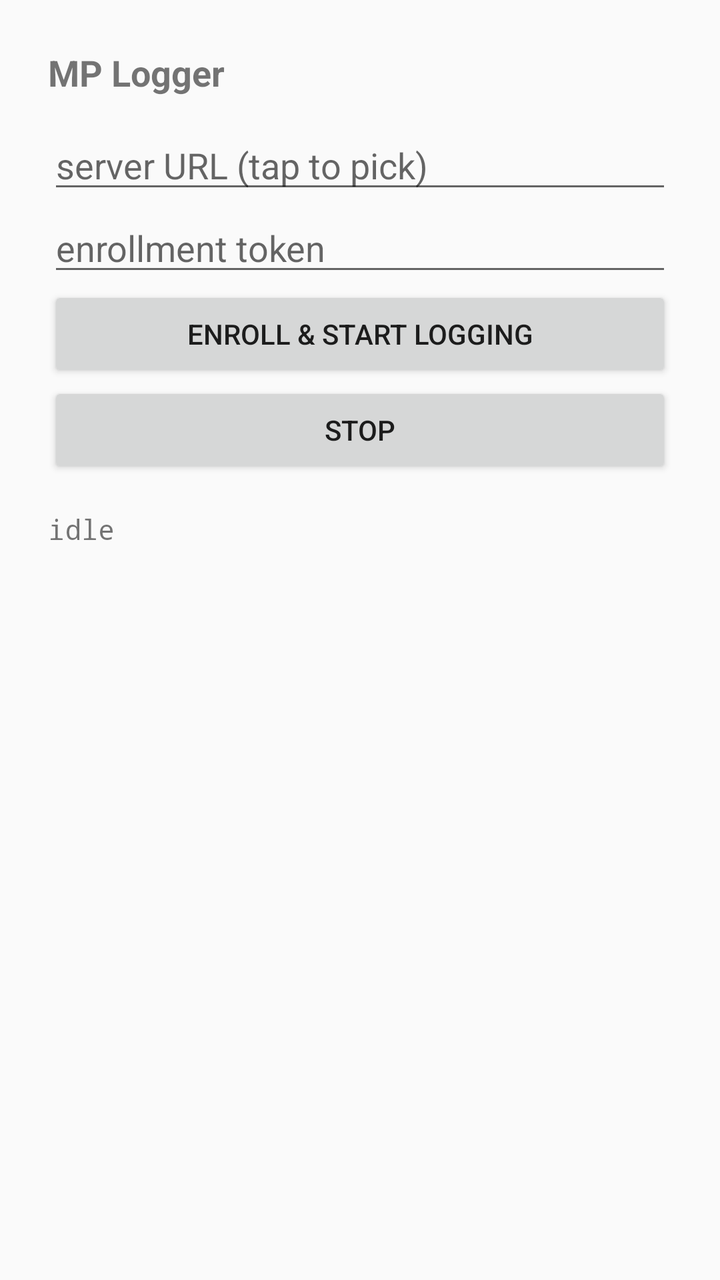
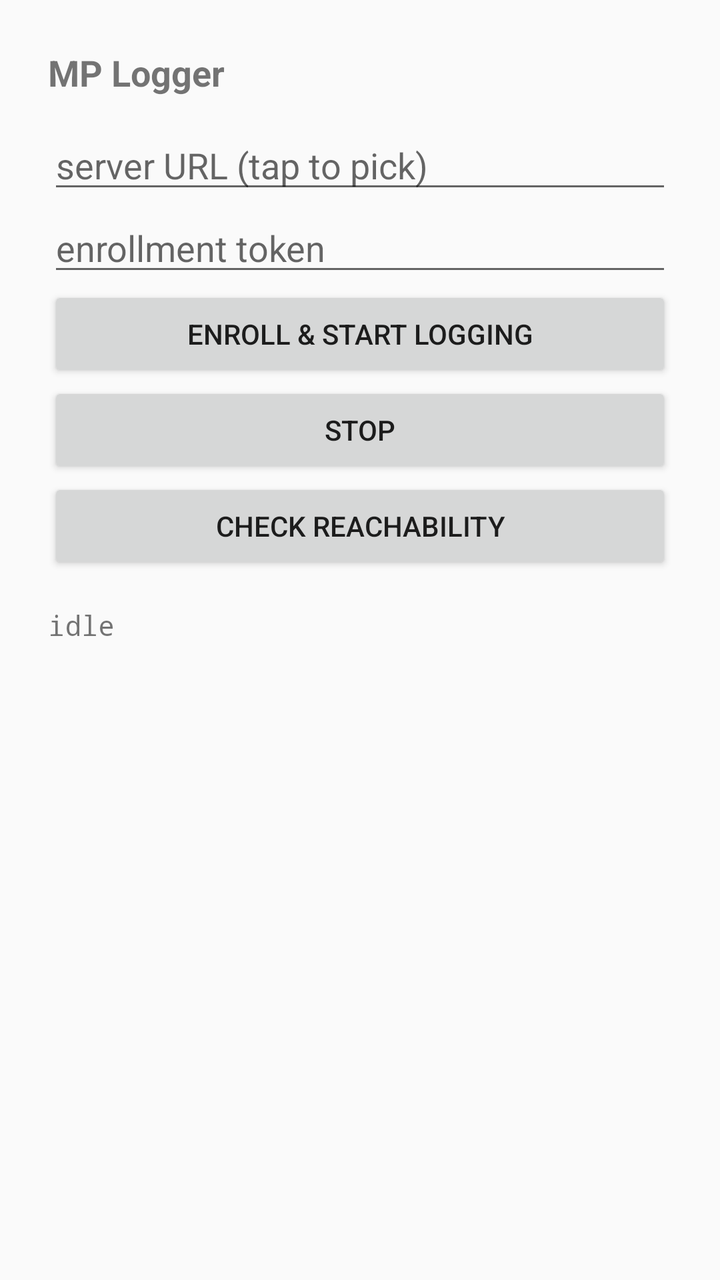

Before-and-after screenshots of an Android layout around one commit, followed by the original layout XML and the change that was made.
<!-- AndroidManifest.xml: application theme Theme.AppCompat.Light.NoActionBar -->
<!-- res/layout/activity_main.xml -->
<?xml version="1.0" encoding="utf-8"?>
<LinearLayout xmlns:android="http://schemas.android.com/apk/res/android"
    android:layout_width="match_parent"
    android:layout_height="match_parent"
    android:orientation="vertical"
    android:padding="24dp"
    android:fitsSystemWindows="true">

    <TextView
        android:layout_width="match_parent"
        android:layout_height="wrap_content"
        android:text="@string/app_name"
        android:textStyle="bold"
        android:textSize="18sp"
        android:paddingBottom="12dp" />

    <AutoCompleteTextView
        android:id="@+id/serverUrl"
        android:layout_width="match_parent"
        android:layout_height="wrap_content"
        android:hint="server URL (tap to pick)"
        android:completionThreshold="0"
        android:inputType="textUri" />

    <EditText
        android:id="@+id/enrollToken"
        android:layout_width="match_parent"
        android:layout_height="wrap_content"
        android:hint="enrollment token" />

    <Button
        android:id="@+id/startBtn"
        android:layout_width="match_parent"
        android:layout_height="wrap_content"
        android:text="Enroll &amp; start logging" />

    <Button
        android:id="@+id/stopBtn"
        android:layout_width="match_parent"
        android:layout_height="wrap_content"
        android:text="Stop" />

    <TextView
        android:id="@+id/status"
        android:layout_width="match_parent"
        android:layout_height="match_parent"
        android:layout_marginTop="16dp"
        android:fontFamily="monospace"
        android:text="idle" />
</LinearLayout>
<!-- resources referenced by this layout -->
<resources>
  <string name="app_name">MP Logger</string>
</resources>

<!-- the commit's change to res/layout/activity_main.xml (unified diff, before → after) -->
@@ -40,6 +40,12 @@
         android:layout_height="wrap_content"
         android:text="Stop" />
 
+    <Button
+        android:id="@+id/reachBtn"
+        android:layout_width="match_parent"
+        android:layout_height="wrap_content"
+        android:text="Check reachability" />
+
     <TextView
         android:id="@+id/status"
         android:layout_width="match_parent"
